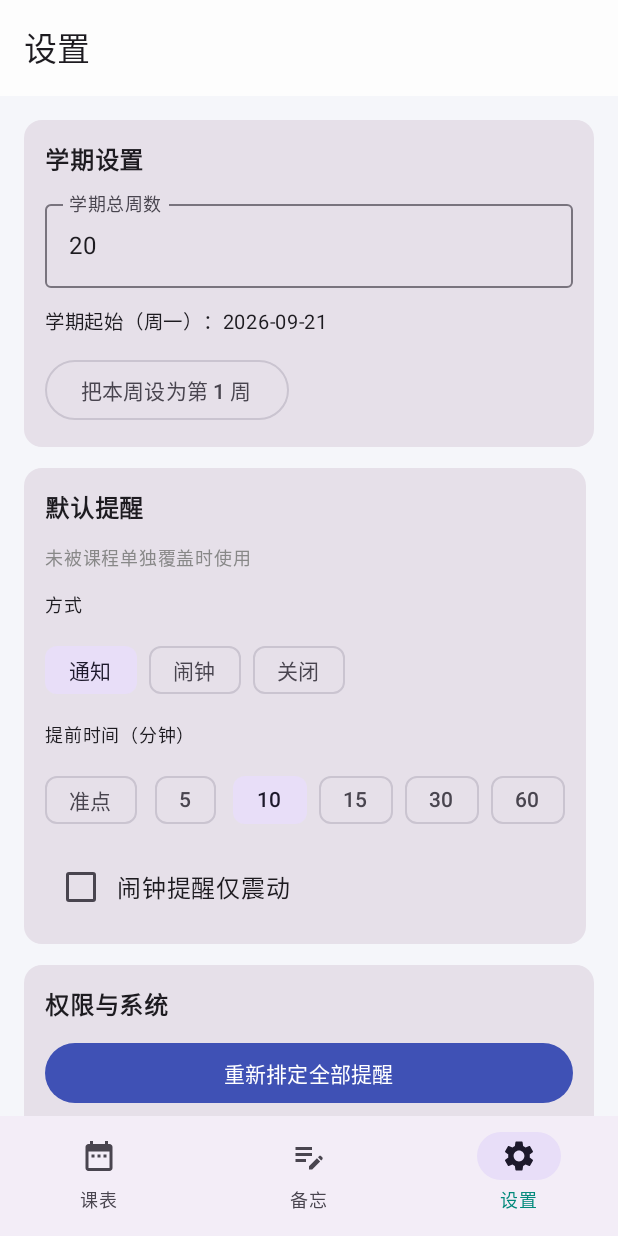
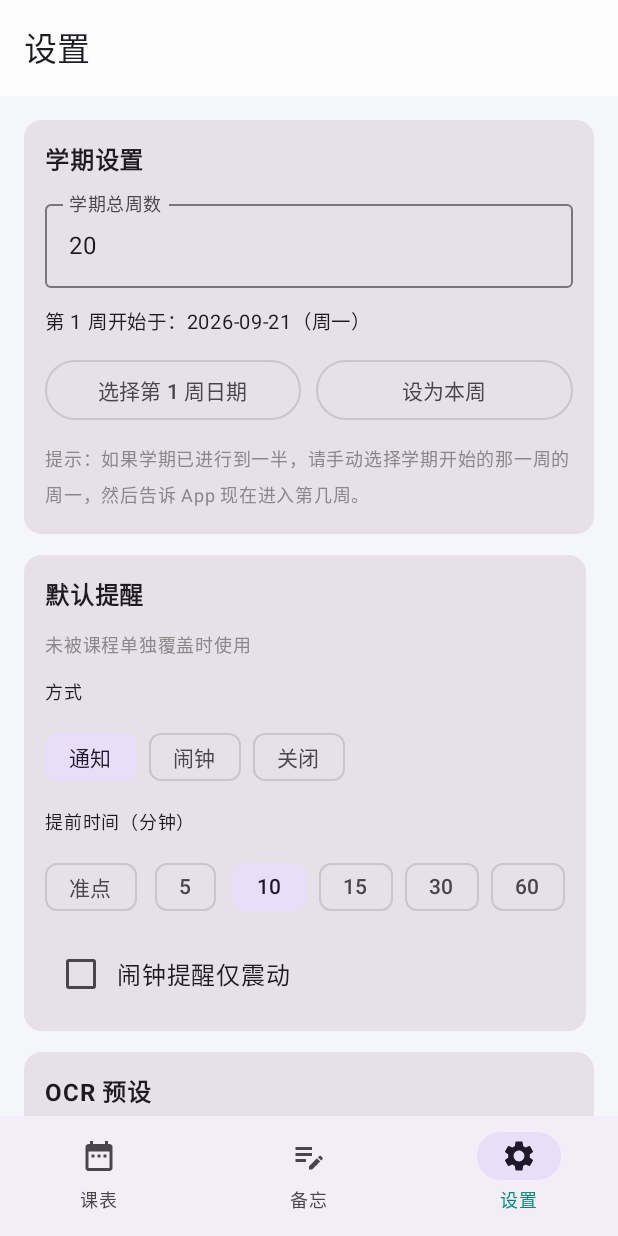
Before and after one commit to zaq1103/Timetable, an Android app built with Jetpack Compose: the screen it shows after launch (MainActivity), item 3 of the bottom bar chosen, on a phone screen of 412 x 824 dp. Run offline under Robolectric (Android 15) with nearby library versions, the light colour scheme and no system bars; our stand-ins replace Room's generated code; 1 statement that could not run was skipped.

Commit message:
Update SettingsScreen.kt

```diff
--- a/app/src/main/java/com/example/teachertimetable/ui/settings/SettingsScreen.kt
+++ b/app/src/main/java/com/example/teachertimetable/ui/settings/SettingsScreen.kt
@@ -28,10 +28,15 @@ fun SettingsScreen(vm: AppViewModel) {
     val state by vm.uiState.collectAsState()
     val s = state.settings
 
+    var showDatePicker by remember { mutableStateOf(false) }
+
     var totalWeeks by remember(s) { mutableStateOf(s.totalWeeks) }
     var reminderType by remember(s) { mutableStateOf(s.defaultReminderType) }
     var advance by remember(s) { mutableStateOf(s.defaultAdvance) }
     var vibrateOnly by remember(s) { mutableStateOf(s.defaultVibrateOnly) }
+    var termStart by remember(s) { mutableStateOf(LocalDate.ofEpochDay(s.termStartEpochDay)) }
+    var classesText by remember(s) { mutableStateOf(s.myClasses.joinToString("\n")) }
+    var subjectsText by remember(s) { mutableStateOf(s.mySubjects.joinToString("\n")) }
 
     Scaffold(topBar = { TopAppBar(title = { Text("设置") }) }) { pad ->
         Column(
@@ -42,45 +47,58 @@ fun SettingsScreen(vm: AppViewModel) {
                 .padding(16.dp),
             verticalArrangement = Arrangement.spacedBy(14.dp)
         ) {
+            // ========= 学期设置 =========
             Card {
                 Column(
                     Modifier.padding(14.dp),
                     verticalArrangement = Arrangement.spacedBy(10.dp)
                 ) {
                     Text("学期设置", fontWeight = FontWeight.Bold)
+
                     OutlinedTextField(
                         value = totalWeeks.toString(),
                         onValueChange = { totalWeeks = it.toIntOrNull() ?: totalWeeks },
                         label = { Text("学期总周数") },
                         modifier = Modifier.fillMaxWidth()
                     )
+
                     Text(
-                        "学期起始（周一）：" + LocalDate.ofEpochDay(s.termStartEpochDay).toString(),
+                        "第 1 周开始于：" + termStart.toString() + "（周一）",
                         fontSize = 13.sp
                     )
-                    OutlinedButton(onClick = {
+
+                    Row(horizontalArrangement = Arrangement.spacedBy(10.dp)) {
+                        OutlinedButton(
+                            onClick = { showDatePicker = true },
+                            modifier = Modifier.weight(1f)
+                        ) { Text("选择第 1 周日期") }
+
+                        OutlinedButton(
+                            onClick = {
                                 val today = LocalDate.now()
-                        val monday = today.minusDays((today.dayOfWeek.value - 1).toLong())
-                        vm.saveSettings(
-                            s.copy(
-                                termStartEpochDay = monday.toEpochDay(),
-                                totalWeeks = totalWeeks
+                                termStart = today.minusDays((today.dayOfWeek.value - 1).toLong())
+                            },
+                            modifier = Modifier.weight(1f)
+                        ) { Text("设为本周") }
+                    }
+
+                    Text(
+                        "提示：如果学期已进行到一半，请手动选择学期开始的那一周的周一，" +
+                                "然后告诉 App 现在进入第几周。",
+                        fontSize = 12.sp,
+                        color = Color.Gray
                     )
-                        )
-                    }) { Text("把本周设为第 1 周") }
                 }
             }
 
+            // ========= 提醒设置 =========
             Card {
                 Column(
                     Modifier.padding(14.dp),
                     verticalArrangement = Arrangement.spacedBy(10.dp)
                 ) {
                     Text("默认提醒", fontWeight = FontWeight.Bold)
-                    Text(
-                        "未被课程单独覆盖时使用",
-                        fontSize = 12.sp, color = Color.Gray
-                    )
+                    Text("未被课程单独覆盖时使用", fontSize = 12.sp, color = Color.Gray)
 
                     Text("方式", style = MaterialTheme.typography.labelMedium)
                     Row(horizontalArrangement = Arrangement.spacedBy(8.dp)) {
@@ -118,6 +136,39 @@ fun SettingsScreen(vm: AppViewModel) {
                 }
             }
 
+            // ========= OCR 预设 =========
+            Card {
+                Column(
+                    Modifier.padding(14.dp),
+                    verticalArrangement = Arrangement.spacedBy(10.dp)
+                ) {
+                    Text("OCR 预设", fontWeight = FontWeight.Bold)
+                    Text(
+                        "拍照识别课程表时，会用这些关键词区分班级和学科，避免混淆。",
+                        fontSize = 12.sp, color = Color.Gray
+                    )
+
+                    OutlinedTextField(
+                        value = classesText,
+                        onValueChange = { classesText = it },
+                        label = { Text("执教班级（每行一个）") },
+                        placeholder = { Text("高一(1)班\n高一(2)班\n高二(3)班") },
+                        minLines = 3,
+                        modifier = Modifier.fillMaxWidth()
+                    )
+
+                    OutlinedTextField(
+                        value = subjectsText,
+                        onValueChange = { subjectsText = it },
+                        label = { Text("执教学科（每行一个）") },
+                        placeholder = { Text("语文\n数学\n英语") },
+                        minLines = 3,
+                        modifier = Modifier.fillMaxWidth()
+                    )
+                }
+            }
+
+            // ========= 权限 =========
             Card {
                 Column(
                     Modifier.padding(14.dp),
@@ -131,14 +182,17 @@ fun SettingsScreen(vm: AppViewModel) {
                     ) { Text("重新排定全部提醒") }
 
                     if (Build.VERSION.SDK_INT >= Build.VERSION_CODES.S) {
-                        Button(onClick = {
+                        Button(
+                            onClick = {
                                 runCatching {
                                     ctx.startActivity(
                                         Intent(Settings.ACTION_REQUEST_SCHEDULE_EXACT_ALARM)
                                             .addFlags(Intent.FLAG_ACTIVITY_NEW_TASK)
                                     )
                                 }
-                        }, modifier = Modifier.fillMaxWidth()) { Text("申请精确闹钟权限") }
+                            },
+                            modifier = Modifier.fillMaxWidth()
+                        ) { Text("申请精确闹钟权限") }
                     }
 
                     val am = ctx.getSystemService(Context.ALARM_SERVICE) as AlarmManager
@@ -156,12 +210,17 @@ fun SettingsScreen(vm: AppViewModel) {
 
             Button(
                 onClick = {
+                    val classes = classesText.split("\n").map { it.trim() }.filter { it.isNotBlank() }
+                    val subjects = subjectsText.split("\n").map { it.trim() }.filter { it.isNotBlank() }
                     vm.saveSettings(
                         s.copy(
+                            termStartEpochDay = termStart.toEpochDay(),
                             totalWeeks = totalWeeks,
                             defaultReminderType = reminderType,
                             defaultAdvance = advance,
-                            defaultVibrateOnly = vibrateOnly
+                            defaultVibrateOnly = vibrateOnly,
+                            myClasses = classes,
+                            mySubjects = subjects
                         )
                     )
                 },
@@ -171,4 +230,26 @@ fun SettingsScreen(vm: AppViewModel) {
             Spacer(Modifier.height(30.dp))
         }
     }
+
+    if (showDatePicker) {
+        val dpState = rememberDatePickerState(
+            initialSelectedDateMillis = termStart.toEpochDay() * 86_400_000L
+        )
+        DatePickerDialog(
+            onDismissRequest = { showDatePicker = false },
+            confirmButton = {
+                TextButton(onClick = {
+                    dpState.selectedDateMillis?.let {
+                        termStart = LocalDate.ofEpochDay(it / 86_400_000L)
                     }
+                    showDatePicker = false
+                }) { Text("确定") }
+            },
+            dismissButton = {
+                TextButton(onClick = { showDatePicker = false }) { Text("取消") }
+            }
+        ) {
+            DatePicker(state = dpState)
+        }
+    }
+}
```
Lines whose indentation alone changed are shown as unchanged.
